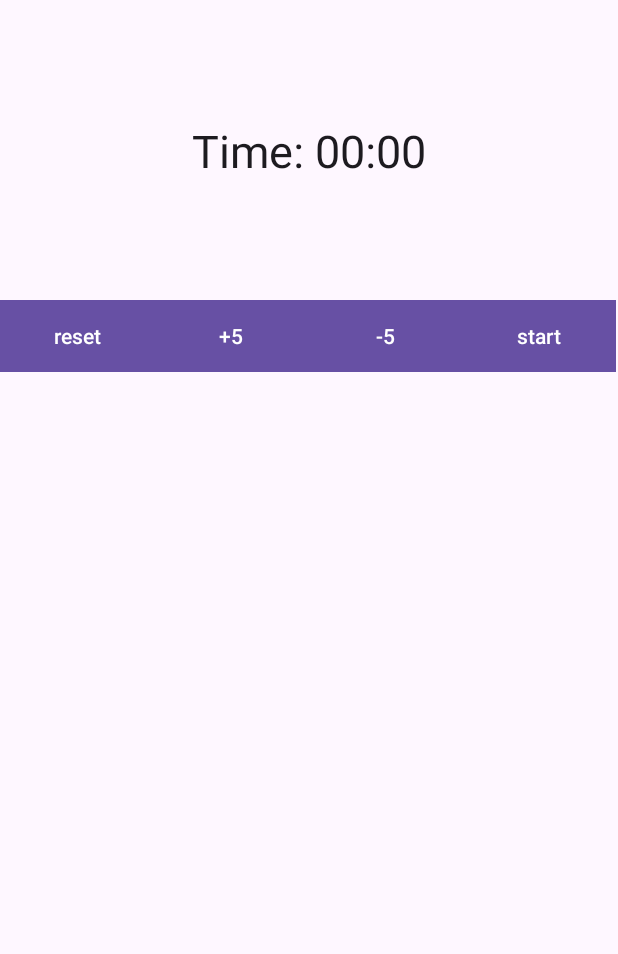
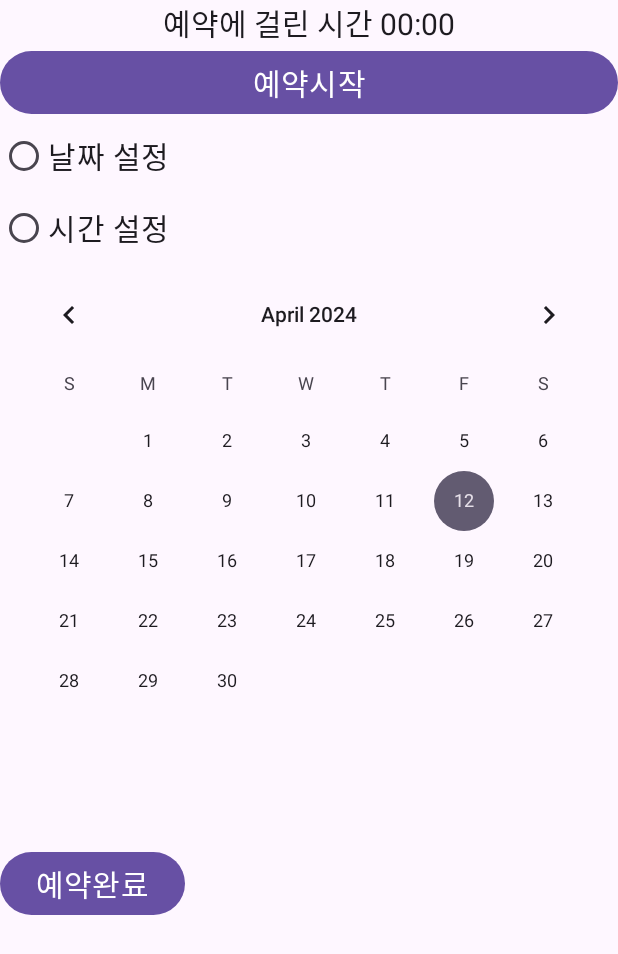
Before and after one commit to 1Dohyeon/kotlin-univ-androidstudio-study, an Android app: the layout activity_main.xml on its own in the app's theme, with its tools: preview values and no code run, on a phone screen of 412 x 824 dp. Shown: the top 954 px of the screen. Run offline under Robolectric (Android 15) with nearby library versions, the phone set to English and light mode, and no system bars.

Commit message:
0412 : 예약 프로그램

```diff
--- a/univ/app/src/main/res/layout/activity_main.xml
+++ b/univ/app/src/main/res/layout/activity_main.xml
@@ -4,78 +4,85 @@
     android:layout_height="match_parent"
     android:orientation="vertical">
 
-    <Chronometer
-        android:id="@+id/timer"
-        android:layout_width="match_parent"
-        android:layout_height="200dp"
-        android:format="Time: %s"
-        android:textSize="30sp"
-        android:textAlignment="center"
-        android:paddingTop="80dp"/>
-
-    <FrameLayout
-        android:id="@+id/buttonLayout"
-        android:layout_width="match_parent"
-        android:layout_height="wrap_content">
-
-        <Button
-            android:id="@+id/reset"
-            android:layout_width="102.75dp"
-            android:layout_height="wrap_content"
-            android:text="@string/reset"
-            android:background="@color/black"/>
-
-        <Button
-            android:id="@+id/plus5"
-            android:layout_width="102.75dp"
-            android:layout_height="wrap_content"
-            android:layout_marginStart="102.75dp"
-            android:text="@string/plus5"
-            android:background="@color/black"/>
-
-        <Button
-            android:id="@+id/sub5"
-            android:layout_width="102.75dp"
-            android:layout_height="wrap_content"
-            android:layout_marginStart="205.5dp"
-            android:text="@string/sub5"
-            android:background="@color/black"/>
-
-        <Button
-            android:id="@+id/start"
-            android:layout_width="102.75dp"
-            android:layout_height="wrap_content"
-            android:layout_marginStart="308.25dp"
-            android:text="@string/start"
-            android:background="@color/black"/>
-
-        <Button
-            android:id="@+id/lab"
-            android:layout_width="102.75dp"
-            android:layout_height="wrap_content"
-            android:layout_gravity="start"
-            android:visibility="invisible"
-            android:text="@string/lab"
-            android:background="@color/black"/>
-
-        <Button
-            android:id="@+id/stop"
-            android:layout_width="102.75dp"
-            android:layout_height="wrap_content"
-            android:layout_gravity="end"
-            android:visibility="invisible"
-            android:text="@string/stop"
-            android:background="@color/black"/>
-
-    </FrameLayout>
-
-
     <LinearLayout
-        android:id="@+id/times"
         android:layout_width="match_parent"
         android:layout_height="wrap_content"
         android:orientation="vertical">
 
+        <Chronometer
+            android:id="@+id/chrono"
+            android:layout_width="match_parent"
+            android:layout_height="wrap_content"
+            android:gravity="center"
+            android:textSize="20sp"
+            android:format="@string/timeForBooking"/>
+
+        <Button
+            android:id="@+id/btnStart"
+            android:textSize="20sp"
+            android:layout_width="match_parent"
+            android:layout_height="wrap_content"
+            android:text="@string/startBooking" />
+
+    </LinearLayout>
+
+    <RadioGroup
+        android:layout_width="match_parent"
+        android:layout_height="wrap_content">
+        <RadioButton
+            android:id="@+id/rdoCal"
+            android:layout_width="wrap_content"
+            android:layout_height="wrap_content"
+            android:textSize="20sp"
+            android:text="@string/setDate"/>
+
+        <RadioButton
+            android:id="@+id/rdoTime"
+            android:layout_width="wrap_content"
+            android:layout_height="wrap_content"
+            android:textSize="20sp"
+            android:text="@string/setTime"/>
+    </RadioGroup>
+
+    <LinearLayout
+        android:layout_width="match_parent"
+        android:layout_height="0dp"
+        android:layout_weight="1"
+        android:orientation="vertical">
+        <FrameLayout
+            android:layout_width="match_parent"
+            android:layout_height="wrap_content"
+            android:layout_gravity="center_horizontal">
+
+            <CalendarView
+                android:id="@+id/calenderView"
+                android:layout_width="match_parent"
+                android:layout_height="wrap_content"
+                android:visibility="visible"/>
+
+            <TimePicker
+                android:id="@+id/timerPicker"
+                android:layout_width="match_parent"
+                android:layout_height="wrap_content"
+                android:visibility="invisible"/>
+        </FrameLayout>
+
+        <LinearLayout
+            android:layout_width="match_parent"
+            android:layout_height="wrap_content"
+            android:orientation="horizontal">
+            <Button
+                android:id="@+id/btnEnd"
+                android:layout_width="wrap_content"
+                android:layout_height="wrap_content"
+                android:textSize="20sp"
+                android:text="@string/endBooking"/>
+            <TextView
+                android:id="@+id/res"
+                android:layout_width="wrap_content"
+                android:layout_height="wrap_content"
+                android:textSize="20sp"/>
+        </LinearLayout>
     </LinearLayout>
 
 </LinearLayout>
--- a/univ/app/src/main/res/values/strings.xml
+++ b/univ/app/src/main/res/values/strings.xml
@@ -1,18 +1,9 @@
 <resources>
     <string name="app_name">SimpleCalculator</string>
-    <string name="start">start</string>
-    <string name="stop">stop</string>
-    <string name="reset">reset</string>
-    <string name="anytext">anytext</string>
-    <string name="plus5">+5</string>
-    <string name="sub5">-5</string>
-    <string name="lab">Lab</string>
+    <string name="timeForBooking">예약에 걸린 시간 %s</string>
+    <string name="startBooking">예약시작</string>
+    <string name="setDate">날짜 설정</string>
+    <string name="setTime">시간 설정</string>
+    <string name="endBooking">예약완료</string>
 
-    <string-array name="countries_array">
-        <item>India</item>
-        <item>Albania</item>
-        <item>Algeria</item>
-        <item>American Samoa</item>
-        <item>Andorra</item>
-    </string-array>
 </resources>
```
Also changed, not shown: univ/app/src/main/java/example/univ/myapplication/MainActivity.kt (+56 -148 lines), univ/app/src/main/res/layout/autocomplete.xml (deleted, +0 -19 lines), univ/app/src/main/res/layout/date_activity.xml (deleted, +0 -19 lines).
